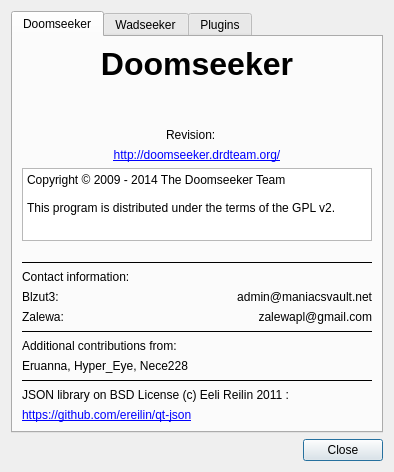
PROPHESSOR/DDCLauncher, file src/core/gui/aboutdialog.ui: the form before one commit.
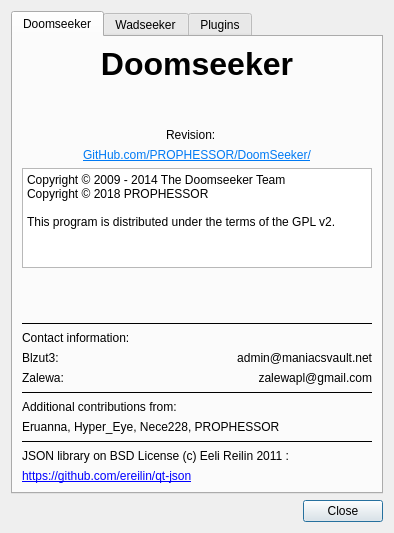
The form after the commit.

What changed in the file:
```diff
--- a/src/core/gui/aboutdialog.ui
+++ b/src/core/gui/aboutdialog.ui
@@ -7,7 +7,7 @@
     <x>0</x>
     <y>0</y>
     <width>392</width>
-    <height>472</height>
+    <height>533</height>
    </rect>
   </property>
   <property name="windowTitle">
@@ -132,7 +132,7 @@
        <item>
         <widget class="QLabel" name="label_3">
          <property name="text">
-          <string>&lt;a href=&quot;http://doomseeker.drdteam.org/&quot;&gt;http://doomseeker.drdteam.org/&lt;/a&gt;</string>
+          <string>&lt;html&gt;&lt;head/&gt;&lt;body&gt;&lt;p&gt;&lt;a href=&quot;https://github.com/PROPHESSOR/doomseeker/&quot;&gt;&lt;span style=&quot; text-decoration: underline; color:#007af4;&quot;&gt;GitHub.com/PROPHESSOR/DoomSeeker/&lt;/span&gt;&lt;/a&gt;&lt;/p&gt;&lt;/body&gt;&lt;/html&gt;</string>
          </property>
          <property name="alignment">
           <set>Qt::AlignHCenter|Qt::AlignTop</set>
@@ -170,6 +170,7 @@
          </property>
          <property name="plainText">
           <string>Copyright © 2009 - 2014 The Doomseeker Team
+Copyright © 2018 PROPHESSOR
 
 This program is distributed under the terms of the GPL v2.</string>
          </property>
@@ -275,7 +276,7 @@
        <item>
         <widget class="QLabel" name="label_5">
          <property name="text">
-          <string>Eruanna, Hyper_Eye, Nece228</string>
+          <string>Eruanna, Hyper_Eye, Nece228, PROPHESSOR</string>
          </property>
          <property name="textInteractionFlags">
           <set>Qt::LinksAccessibleByMouse|Qt::TextSelectableByMouse</set>
```
Left out of the diff: 48 changed lines with no effect on the pictures.
